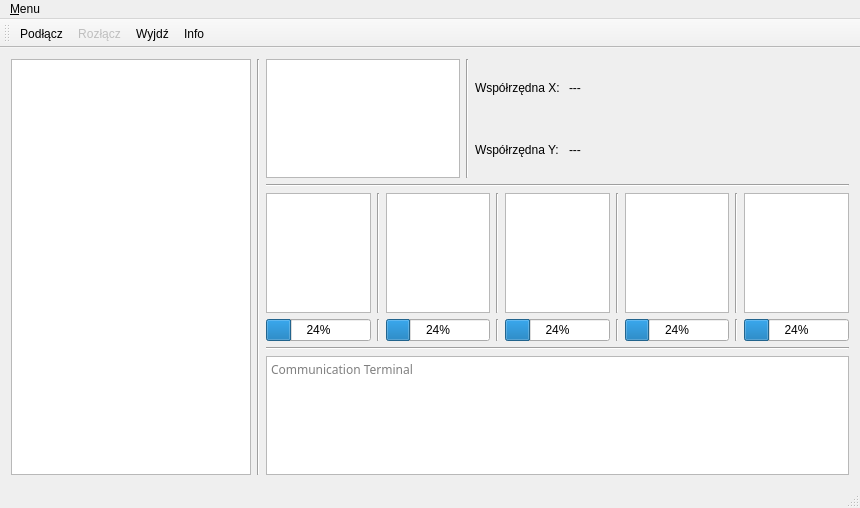
Above: qt_rekawica/ui/mainwindow.ui from jjmgab/WDS_Rekawica-sensoryczna_Qt before the change. Below: the same form after it.
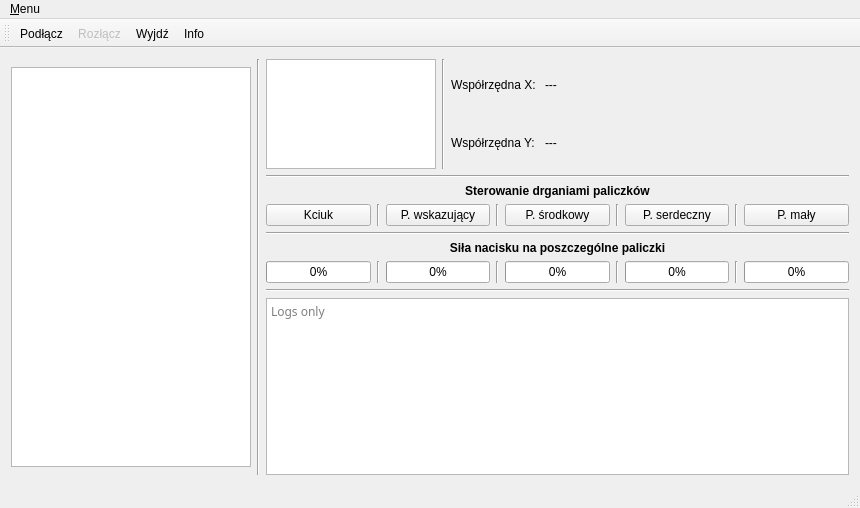
That is the form after the change. Icons and pictures are not drawn.

```diff
--- a/qt_rekawica/ui/mainwindow.ui
+++ b/qt_rekawica/ui/mainwindow.ui
@@ -11,7 +11,7 @@
    </rect>
   </property>
   <property name="sizePolicy">
-   <sizepolicy hsizetype="Minimum" vsizetype="Minimum">
+   <sizepolicy hsizetype="Expanding" vsizetype="Expanding">
     <horstretch>0</horstretch>
     <verstretch>0</verstretch>
    </sizepolicy>
@@ -24,8 +24,8 @@
   </property>
   <property name="maximumSize">
    <size>
-    <width>860</width>
-    <height>508</height>
+    <width>16777215</width>
+    <height>16777215</height>
    </size>
   </property>
   <property name="windowTitle">
@@ -71,6 +71,30 @@
           <height>400</height>
          </size>
         </property>
+        <property name="maximumSize">
+         <size>
+          <width>240</width>
+          <height>400</height>
+         </size>
+        </property>
+        <property name="sizeIncrement">
+         <size>
+          <width>0</width>
+          <height>0</height>
+         </size>
+        </property>
+        <property name="baseSize">
+         <size>
+          <width>0</width>
+          <height>0</height>
+         </size>
+        </property>
+        <property name="cursor" stdset="0">
+         <cursorShape>ForbiddenCursor</cursorShape>
+        </property>
+        <property name="autoFillBackground">
+         <bool>false</bool>
+        </property>
        </widget>
       </item>
       <item>
@@ -94,6 +118,15 @@
             <height>110</height>
            </size>
           </property>
+          <property name="maximumSize">
+           <size>
+            <width>170</width>
+            <height>110</height>
+           </size>
+          </property>
+          <property name="cursor" stdset="0">
+           <cursorShape>ForbiddenCursor</cursorShape>
+          </property>
          </widget>
         </item>
         <item>
@@ -173,10 +206,36 @@
           </property>
          </widget>
         </item>
+        <item>
+         <widget class="QLabel" name="info1">
+          <property name="font">
+           <font>
+            <weight>75</weight>
+            <bold>true</bold>
+           </font>
+          </property>
+          <property name="cursor">
+           <cursorShape>IBeamCursor</cursorShape>
+          </property>
+          <property name="text">
+           <string>Sterowanie drganiami paliczków</string>
+          </property>
+          <property name="alignment">
+           <set>Qt::AlignCenter</set>
+          </property>
+         </widget>
+        </item>
         <item>
          <layout class="QHBoxLayout" name="layout_touchVisualization_graphics">
           <item>
-           <widget class="QGraphicsView" name="graphics_finger_1"/>
+           <widget class="QPushButton" name="graphics_finger_1">
+            <property name="cursor">
+             <cursorShape>PointingHandCursor</cursorShape>
+            </property>
+            <property name="text">
+             <string>Kciuk</string>
+            </property>
+           </widget>
           </item>
           <item>
            <widget class="Line" name="line_vertical_3">
@@ -186,7 +245,14 @@
            </widget>
           </item>
           <item>
-           <widget class="QGraphicsView" name="graphics_finger_2"/>
+           <widget class="QPushButton" name="graphics_finger_2">
+            <property name="cursor">
+             <cursorShape>PointingHandCursor</cursorShape>
+            </property>
+            <property name="text">
+             <string>P. wskazujący</string>
+            </property>
+           </widget>
           </item>
           <item>
            <widget class="Line" name="line_vertical_4">
@@ -196,7 +262,14 @@
            </widget>
           </item>
           <item>
-           <widget class="QGraphicsView" name="graphics_finger_3"/>
+           <widget class="QPushButton" name="graphics_finger_3">
+            <property name="cursor">
+             <cursorShape>PointingHandCursor</cursorShape>
+            </property>
+            <property name="text">
+             <string>P. środkowy</string>
+            </property>
+           </widget>
           </item>
           <item>
            <widget class="Line" name="line_vertical_5">
@@ -206,7 +279,14 @@
            </widget>
           </item>
           <item>
-           <widget class="QGraphicsView" name="graphics_finger_4"/>
+           <widget class="QPushButton" name="graphics_finger_4">
+            <property name="cursor">
+             <cursorShape>PointingHandCursor</cursorShape>
+            </property>
+            <property name="text">
+             <string>P. serdeczny</string>
+            </property>
+           </widget>
           </item>
           <item>
            <widget class="Line" name="line_vertical_6">
@@ -216,16 +296,52 @@
            </widget>
           </item>
           <item>
-           <widget class="QGraphicsView" name="graphics_finger_5"/>
+           <widget class="QPushButton" name="graphics_finger_5">
+            <property name="cursor">
+             <cursorShape>PointingHandCursor</cursorShape>
+            </property>
+            <property name="text">
+             <string>P. mały</string>
+            </property>
+           </widget>
           </item>
          </layout>
         </item>
+        <item>
+         <widget class="Line" name="line">
+          <property name="orientation">
+           <enum>Qt::Horizontal</enum>
+          </property>
+         </widget>
+        </item>
+        <item>
+         <widget class="QLabel" name="info2">
+          <property name="font">
+           <font>
+            <weight>75</weight>
+            <bold>true</bold>
+           </font>
+          </property>
+          <property name="cursor">
+           <cursorShape>IBeamCursor</cursorShape>
+          </property>
+          <property name="text">
+           <string>Siła nacisku na poszczególne paliczki</string>
+          </property>
+          <property name="alignment">
+           <set>Qt::AlignCenter</set>
+          </property>
+         </widget>
+        </item>
         <item>
          <layout class="QHBoxLayout" name="layout_touchVisualization_progressBars">
           <item>
            <widget class="QProgressBar" name="progressBar_finger_1">
             <property name="value">
-             <number>24</number>
+             <number>0</number>
+            </property>
+            <property name="format">
+             <string>%p%</string>
             </property>
            </widget>
           </item>
@@ -239,7 +355,7 @@
           <item>
            <widget class="QProgressBar" name="progressBar_finger_2">
             <property name="value">
-             <number>24</number>
+             <number>0</number>
             </property>
            </widget>
           </item>
@@ -253,7 +369,7 @@
           <item>
            <widget class="QProgressBar" name="progressBar_finger_3">
             <property name="value">
-             <number>24</number>
+             <number>0</number>
             </property>
            </widget>
           </item>
@@ -267,7 +383,7 @@
           <item>
            <widget class="QProgressBar" name="progressBar_finger_4">
             <property name="value">
-             <number>24</number>
+             <number>0</number>
             </property>
            </widget>
           </item>
@@ -281,7 +397,7 @@
           <item>
            <widget class="QProgressBar" name="progressBar_finger_5">
             <property name="value">
-             <number>24</number>
+             <number>0</number>
             </property>
            </widget>
           </item>
@@ -310,7 +426,7 @@
          <bool>true</bool>
         </property>
         <property name="placeholderText">
-         <string>Communication Terminal</string>
+         <string>Logs only</string>
         </property>
        </widget>
       </item>
```
Left out of the diff: 41 changed lines with no effect on the pictures.
